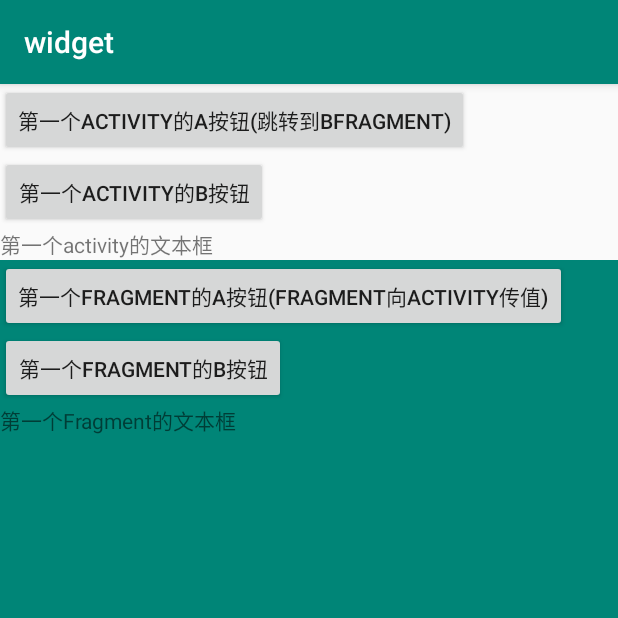
After one commit to weimeiche/edu_android, an Android app: the AActivity screen opened directly, with no data from a screen before it, on a phone screen of 412 x 824 dp, the top half of it. The commit adds this screen. Run offline under Robolectric (Android 15) with nearby library versions, the light colour scheme and no system bars.

Commit message:
2021-04-09 第4章第二课 Fragment 掌握Fragment的生命周期，两种加载方式，fragment/activity相互间传递参数。
Signed-off-by: navyliu <2987214377@qq.com>

```diff
--- a/app/build.gradle
+++ b/app/build.gradle
@@ -26,6 +26,7 @@ dependencies {
     implementation 'com.google.android.material:material:1.1.0'
     implementation 'androidx.navigation:navigation-fragment:2.2.2'
     implementation 'androidx.navigation:navigation-ui:2.2.2'
+    implementation 'androidx.legacy:legacy-support-v4:1.0.0'
     testImplementation 'junit:junit:4.12'
     androidTestImplementation 'androidx.test.ext:junit:1.1.0'
     androidTestImplementation 'androidx.test.espresso:espresso-core:3.1.1'
--- a/app/src/main/AndroidManifest.xml
+++ b/app/src/main/AndroidManifest.xml
@@ -10,6 +10,9 @@
         android:roundIcon="@mipmap/ic_launcher_round"
         android:supportsRtl="true"
         android:theme="@style/AppTheme">
+        <activity android:name=".unit4Lsn2Fragment.AActivity"></activity>
+        <activity android:name=".unit4Lsn2Fragment.BActivity"></activity>
+        <activity android:name=".unit4Lsn2Fragment.FragmentActivity" />
         <activity
             android:name=".activity.SeconedActivity"
             android:launchMode="standard" />
--- /dev/null
+++ b/app/src/main/java/com/navyliu/widget/unit4Lsn2Fragment/AActivity.java
@@ -0,0 +1,68 @@
+package com.navyliu.widget.unit4Lsn2Fragment;
+
+import android.content.Intent;
+import android.os.Bundle;
+import android.util.Log;
+import android.view.View;
+
+import androidx.annotation.Nullable;
+import androidx.appcompat.app.AppCompatActivity;
+import androidx.appcompat.widget.AppCompatTextView;
+
+import com.navyliu.widget.R;
+
+public class AActivity extends AppCompatActivity {
+
+    private final String TAG = this.getClass().getName();
+
+    private AFragment aFragment;
+    private AppCompatTextView textView;
+
+    @Override
+    protected void onCreate(@Nullable Bundle savedInstanceState) {
+        super.onCreate(savedInstanceState);
+        setContentView(R.layout.activity_a);
+
+        /**
+         * 静态引入fragment
+         * 直接在布局文件中引入，使用fragment控件，name属性引入。
+         * 例如：
+         <fragment
+         android:id="@+id/fragment"
+         android:name="com.navyliu.widget.unit4_lsn2_fragment.AFragment"
+         android:layout_width="match_parent"
+         android:layout_height="match_parent" />
+         */
+        textView = (AppCompatTextView) this.findViewById(R.id.txt_activity);
+        /**
+         * 获取fragment对象，首先用getSupportFragmentManager()获取fragment管理器
+         * 然后从管理器中通过findFragmentById去找到对应的fragment
+         */
+        aFragment = (AFragment) getSupportFragmentManager().findFragmentById(R.id.fragment);
+
+
+        /**
+         * 接收fragment中传过来的参数  开始
+         * 步骤：
+         * 1、调用fragment中设置的接口对应的set方法；
+         * 2、在set方法中传入接口，并回调接口中实现的方法ActivityGetResultFromFragment。
+         * 回调返回的值，就是fragment中传回的值
+         */
+        aFragment.setFragmentListener(new AFragment.FragmentListener() {
+            @Override
+            public void ActivityGetResultFromFragment(String string) {
+                textView.setText(string);
+                Log.d(TAG, "ActivityGetResultFromFragment: =======" + string);
+            }
+        });
+        /**
+         * 接收fragment中传过来的参数  结束
+         */
+    }
+
+    public void naviBActivity(View view) {
+        Intent intent = new Intent(this, BActivity.class);
+        startActivity(intent);
+    }
+
+}
--- /dev/null
+++ b/app/src/main/java/com/navyliu/widget/unit4Lsn2Fragment/AFragment.java
@@ -0,0 +1,159 @@
+package com.navyliu.widget.unit4Lsn2Fragment;
+
+import android.content.Context;
+import android.os.Bundle;
+
+import androidx.annotation.NonNull;
+import androidx.annotation.Nullable;
+import androidx.appcompat.widget.AppCompatButton;
+import androidx.fragment.app.Fragment;
+
+import android.util.Log;
+import android.view.LayoutInflater;
+import android.view.View;
+import android.view.ViewGroup;
+
+import com.navyliu.widget.R;
+
+/**
+ * A simple {@link Fragment} subclass.
+ * Use the  factory method to
+ * create an instance of this fragment.
+ */
+public class AFragment extends Fragment implements View.OnClickListener {
+
+    private final String TAG = this.getClass().getName();
+
+    private AppCompatButton aBtn;
+
+    @Nullable
+    @Override
+    public View onCreateView(@NonNull LayoutInflater inflater, @Nullable ViewGroup container, @Nullable Bundle savedInstanceState) {
+        // 通过inflater.inflate来引入布局文件
+        View view = inflater.inflate(R.layout.fragment_a, container, false);
+        Log.d(TAG, "onCreateView:================"); // 生命周期测试
+        /**
+         * 新建一个方法来初始化控件
+         * 初始化控件也是findViewById
+         * 但是因为这里都是在上面通过inflater.inflate引入的view里面，所以要在view里面找
+         */
+        initView(view);
+
+        return view;
+    }
+
+    private void initView(View view) {
+        aBtn = (AppCompatButton) view.findViewById(R.id.btn_fragment_a);
+        aBtn.setOnClickListener(this);
+    }
+
+
+    @Override
+    public void onClick(View view) {
+        switch (view.getId()) {
+            case R.id.btn_fragment_a:
+                clickFragmentArgsToActivity();
+                break;
+        }
+    }
+
+
+    /**
+     * fragment 向 activity传值  开始
+     * 步骤：
+     * 1、定义个接口 FragmentListener，并在接口中实现一个方法ActivityGetResultFromFragment；
+     * 2、定义一个接口变量fragmentListener；
+     * 3、为接口设置一个set方法，setFragmentListener(FragmentListener listener),
+     *      在set方法中将传入的接口变量赋值给定义的接口变量fragmentListener;
+     * 4、在需要传值的地方调用接口函数中的方法ActivityGetResultFromFragment。
+     *      例如：点击某个按钮以后触发事件，然后调用clickFragmentArgsToActivity函数
+     *
+     */
+
+    private FragmentListener fragmentListener;
+
+    public static interface FragmentListener {
+        public void ActivityGetResultFromFragment(String string);
+    }
+
+    public void setFragmentListener(FragmentListener listener) {
+        this.fragmentListener = listener;
+    }
+
+    public void clickFragmentArgsToActivity() {
+        if (fragmentListener != null) {
+            fragmentListener.ActivityGetResultFromFragment("这是来自fragment传递到Activity的值");
+        }
+    }
+    /**
+     * fragment 向 activity传值  结束
+     */
+
+
+
+    /**
+     * 生命周期测试  开始
+     */
+    @Override
+    public void onDetach() {
+        super.onDetach();
+        Log.d(TAG, "onDetach: ==============="); // 生命周期测试
+    }
+
+    @Override
+    public void onDestroy() {
+        super.onDestroy();
+        Log.d(TAG, "onDestroy: ==================="); // 生命周期测试
+    }
+
+    @Override
+    public void onDestroyView() {
+        super.onDestroyView();
+        Log.d(TAG, "onDestroyView: ================"); // 生命周期测试
+    }
+
+    @Override
+    public void onStop() {
+        super.onStop();
+        Log.d(TAG, "onStop: ==============="); // 生命周期测试
+    }
+
+    @Override
+    public void onPause() {
+        super.onPause();
+        Log.d(TAG, "onPause: ========="); // 生命周期测试
+    }
+
+    @Override
+    public void onResume() {
+        super.onResume();
+        Log.d(TAG, "onResume: ==========="); // 生命周期测试
+    }
+
+    @Override
+    public void onStart() {
+        super.onStart();
+        Log.d(TAG, "onStart: =========="); // 生命周期测试
+    }
+
+    @Override
+    public void onActivityCreated(@Nullable Bundle savedInstanceState) {
+        super.onActivityCreated(savedInstanceState);
+        Log.d(TAG, "onActivityCreated: ================"); // 生命周期测试
+    }
+
+    @Override
+    public void onCreate(@Nullable Bundle savedInstanceState) {
+        super.onCreate(savedInstanceState);
+        Log.d(TAG, "onCreate: =========="); // 生命周期测试
+    }
+
+    @Override
+    public void onAttach(Context context) {
+        super.onAttach(context);
+        Log.d(TAG, "onAttach: ======================"); // 生命周期测试
+    }
+    /**
+     * 生命周期测试  结束
+     */
+}
--- /dev/null
+++ b/app/src/main/res/layout/activity_a.xml
@@ -0,0 +1,34 @@
+<?xml version="1.0" encoding="utf-8"?>
+<LinearLayout xmlns:android="http://schemas.android.com/apk/res/android"
+    android:layout_width="match_parent"
+    android:layout_height="match_parent"
+    android:orientation="vertical">
+
+    <androidx.appcompat.widget.AppCompatButton
+        android:id="@+id/btn_activity_a"
+        android:layout_width="wrap_content"
+        android:onClick="naviBActivity"
+        android:layout_height="wrap_content"
+        android:text="第一个activity的A按钮(跳转到BFragment)" />
+
+
+    <androidx.appcompat.widget.AppCompatButton
+        android:id="@+id/btn_activity_b"
+        android:layout_width="wrap_content"
+        android:layout_height="wrap_content"
+        android:text="第一个activity的B按钮" />
+
+
+    <androidx.appcompat.widget.AppCompatTextView
+        android:id="@+id/txt_activity"
+        android:layout_width="wrap_content"
+        android:layout_height="wrap_content"
+        android:text="第一个activity的文本框" />
+
+    <fragment
+        android:id="@+id/fragment"
+        android:name="com.navyliu.widget.unit4Lsn2Fragment.AFragment"
+        android:layout_width="match_parent"
+        android:layout_height="match_parent" />
+
+</LinearLayout>
--- /dev/null
+++ b/app/src/main/res/layout/fragment_a.xml
@@ -0,0 +1,35 @@
+<?xml version="1.0" encoding="utf-8"?>
+<androidx.constraintlayout.widget.ConstraintLayout xmlns:android="http://schemas.android.com/apk/res/android"
+    xmlns:app="http://schemas.android.com/apk/res-auto"
+    android:layout_width="match_parent"
+    android:layout_height="match_parent"
+    android:background="@color/colorPrimary">
+
+    <androidx.appcompat.widget.AppCompatButton
+        android:id="@+id/btn_fragment_a"
+        android:layout_width="wrap_content"
+        android:layout_height="wrap_content"
+        android:text="第一个Fragment的A按钮(Fragment向Activity传值)"
+        app:layout_constraintLeft_toLeftOf="parent"
+        app:layout_constraintTop_toTopOf="parent" />
+
+
+    <androidx.appcompat.widget.AppCompatButton
+        android:id="@+id/btn_fragment_b"
+        android:layout_width="wrap_content"
+        android:layout_height="wrap_content"
+        android:text="第一个Fragment的B按钮"
+        app:layout_constraintLeft_toLeftOf="@id/btn_fragment_a"
+        app:layout_constraintTop_toBottomOf="@id/btn_fragment_a" />
+
+
+    <androidx.appcompat.widget.AppCompatTextView
+        android:id="@+id/txt_fragment"
+        android:layout_width="wrap_content"
+        android:layout_height="wrap_content"
+        android:text="第一个Fragment的文本框"
+        app:layout_constraintLeft_toLeftOf="@id/btn_fragment_b"
+        app:layout_constraintTop_toBottomOf="@id/btn_fragment_b" />
+
+
+</androidx.constraintlayout.widget.ConstraintLayout>
--- a/app/src/main/res/values/strings.xml
+++ b/app/src/main/res/values/strings.xml
@@ -9,4 +9,6 @@
 
     <string name="hello_first_fragment">Hello first fragment</string>
     <string name="hello_second_fragment">Hello second fragment. Arg: %1$s</string>
+    <!-- TODO: Remove or change this placeholder text -->
+    <string name="hello_blank_fragment">Hello blank fragment</string>
 </resources>
```
Also changed, not shown: app/src/main/java/com/navyliu/widget/MainActivity.java (+6 -3 lines), app/src/main/java/com/navyliu/widget/unit4Lsn2Fragment/BActivity.java (added, +94 -0 lines), app/src/main/java/com/navyliu/widget/unit4Lsn2Fragment/BFragment.java (added, +115 -0 lines), app/src/main/java/com/navyliu/widget/unit4Lsn2Fragment/FragmentActivity.java (added, +32 -0 lines), app/src/main/res/layout/activity_b.xml (added, +34 -0 lines), app/src/main/res/layout/activity_fragment.xml (added, +27 -0 lines), app/src/main/res/layout/activity_main.xml (+7 -0 lines), app/src/main/res/layout/fragment_b.xml (added, +34 -0 lines).
